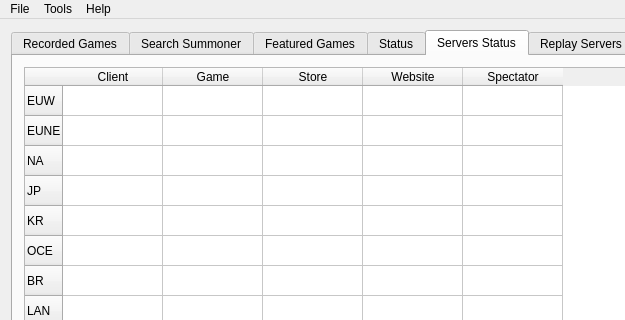
This is src/mainwindow.ui in Aztorius/legendsreplay as Qt 5 draws it before an edit; both pictures show x 0 to 625 and y 0 to 320 of the 724 by 584 pixel window. The edited form follows.
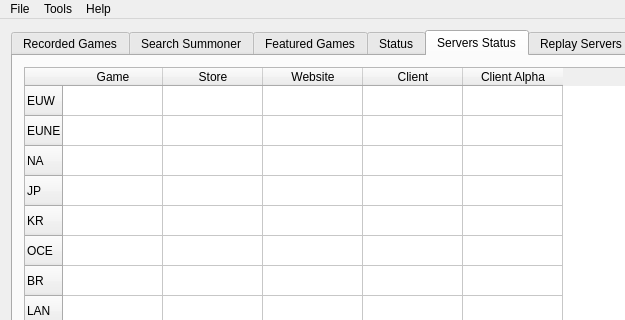
This is the edited form. The open tabs and pages were chosen to show the change. Icons and pictures are not drawn.

Commit message: Added: incidents messages of status servers 1.4.1 -> 1.4.2

Patch:
```diff
--- a/src/mainwindow.ui
+++ b/src/mainwindow.ui
@@ -807,11 +807,6 @@
             <string>PBE</string>
            </property>
           </row>
-          <column>
-           <property name="text">
-            <string>Client</string>
-           </property>
-          </column>
           <column>
            <property name="text">
             <string>Game</string>
@@ -829,7 +824,12 @@
           </column>
           <column>
            <property name="text">
-            <string>Spectator</string>
+            <string>Client</string>
+           </property>
+          </column>
+          <column>
+           <property name="text">
+            <string>Client Alpha</string>
            </property>
           </column>
          </widget>
```
Left out of the diff: 6 changed lines with no effect on the pictures. The commit also changes 1 other file.
